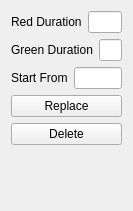
UmutSahinSE/Ata-Caddesi-Simulator, file trafficlightoptions.ui: the form before one commit.
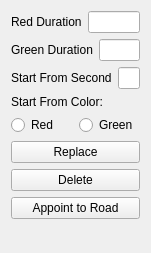
The form after the commit.

```diff
--- a/trafficlightoptions.ui
+++ b/trafficlightoptions.ui
@@ -7,7 +7,7 @@
     <x>0</x>
     <y>0</y>
     <width>133</width>
-    <height>211</height>
+    <height>253</height>
    </rect>
   </property>
   <property name="windowTitle">
@@ -47,7 +47,7 @@
      <item>
       <widget class="QLabel" name="StartFromLabel">
        <property name="text">
-        <string>Start From</string>
+        <string>Start From Second</string>
        </property>
       </widget>
      </item>
@@ -56,6 +56,31 @@
      </item>
     </layout>
    </item>
+   <item>
+    <widget class="QLabel" name="label">
+     <property name="text">
+      <string>Start From Color:</string>
+     </property>
+    </widget>
+   </item>
+   <item>
+    <layout class="QHBoxLayout" name="horizontalLayout">
+     <item>
+      <widget class="QRadioButton" name="radioButton_2">
+       <property name="text">
+        <string>Red</string>
+       </property>
+      </widget>
+     </item>
+     <item>
+      <widget class="QRadioButton" name="radioButton">
+       <property name="text">
+        <string>Green</string>
+       </property>
+      </widget>
+     </item>
+    </layout>
+   </item>
    <item>
     <widget class="QPushButton" name="ReplaceButton">
      <property name="text">
@@ -70,6 +95,13 @@
      </property>
     </widget>
    </item>
+   <item>
+    <widget class="QPushButton" name="AppointButton">
+     <property name="text">
+      <string>Appoint to Road</string>
+     </property>
+    </widget>
+   </item>
    <item>
     <spacer name="verticalSpacer">
      <property name="orientation">
```
